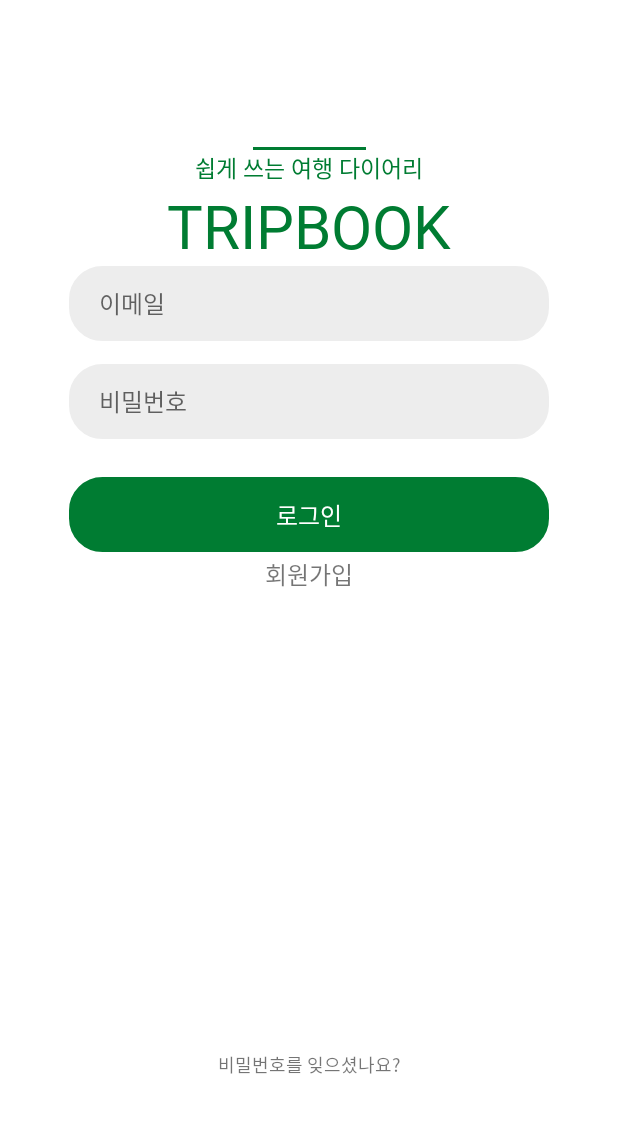
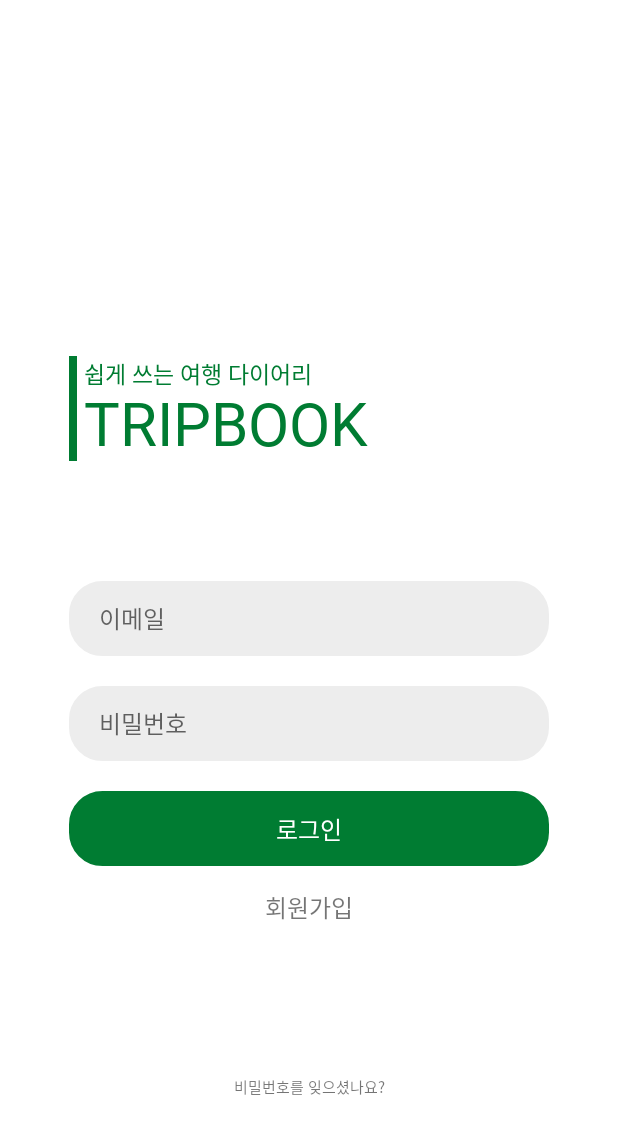
Before and after one commit to zeus6768/android_tripbook, an Android app: the layout activity_user_signin.xml on its own in the app's theme, with its tools: preview values and no code run, on a phone screen of 412 x 824 dp. Shown: the top 1134 px of the screen. Run offline under Robolectric (Android 15) with nearby library versions, the phone set to English and light mode, and no system bars.

Commit message:
signin layout modified, add strings for activity_user

```diff
--- a/app/src/main/res/layout/activity_signin.xml
+++ b/app/src/main/res/layout/activity_user_signin.xml
@@ -6,47 +6,48 @@
 
     <View
         android:id="@+id/signin_title_underscore_view"
-        android:layout_width="75dp"
-        android:layout_height="2dp"
-        android:layout_marginTop="15dp"
+        android:layout_width="5dp"
+        android:layout_height="70dp"
         android:background="@color/tripbook_main_1"
-        app:layout_constraintStart_toStartOf="parent"
-        app:layout_constraintEnd_toEndOf="parent"
-        app:layout_constraintBottom_toTopOf="@id/signin_title_01_tv"/>
+        android:layout_marginBottom="80dp"
+        app:layout_constraintBottom_toTopOf="@id/signin_email_background_iv"
+        app:layout_constraintStart_toStartOf="@id/signin_email_background_iv"/>
 
     <TextView
         android:id="@+id/signin_title_01_tv"
         android:layout_width="wrap_content"
         android:layout_height="wrap_content"
+        android:layout_marginStart="10dp"
         android:text="@string/app_slogan"
         android:textColor="@color/tripbook_main_1"
         android:textSize="15sp"
         android:fontFamily="@font/notosans_kr_light"
-        android:layout_marginTop="100dp"
-        app:layout_constraintTop_toTopOf="parent"
-        app:layout_constraintBottom_toTopOf="@+id/signin_title_02_tv"
-        app:layout_constraintStart_toStartOf="parent"
-        app:layout_constraintEnd_toEndOf="parent"/>
+        android:includeFontPadding="false"
+        app:layout_constraintTop_toTopOf="@id/signin_title_underscore_view"
+        app:layout_constraintBottom_toTopOf="@id/signin_title_02_tv"
+        app:layout_constraintStart_toStartOf="@id/signin_title_underscore_view"/>
 
     <TextView
         android:id="@+id/signin_title_02_tv"
         android:layout_width="wrap_content"
         android:layout_height="wrap_content"
+        android:layout_marginStart="10dp"
         android:text="@string/app_name_uppercase"
         android:textColor="@color/tripbook_main_1"
         android:textSize="40sp"
         android:fontFamily="@font/notosans_kr_bold"
+        android:includeFontPadding="false"
         app:layout_constraintTop_toBottomOf="@id/signin_title_01_tv"
-        app:layout_constraintBottom_toTopOf="@id/signin_email_background_iv"
-        app:layout_constraintStart_toStartOf="parent"
-        app:layout_constraintEnd_toEndOf="parent"/>
+        app:layout_constraintBottom_toBottomOf="@id/signin_title_underscore_view"
+        app:layout_constraintStart_toStartOf="@id/signin_title_underscore_view"/>
 
     <ImageView
         android:id="@+id/signin_email_background_iv"
         android:layout_width="320dp"
         android:layout_height="50dp"
         android:background="@drawable/signin_edittext_background"
-        app:layout_constraintTop_toBottomOf="@id/signin_title_02_tv"
+        app:layout_constraintTop_toTopOf="parent"
+        app:layout_constraintBottom_toBottomOf="parent"
         app:layout_constraintStart_toStartOf="parent"
         app:layout_constraintEnd_toEndOf="parent"/>
 
@@ -61,15 +62,17 @@
         app:layout_constraintTop_toTopOf="@id/signin_email_background_iv"
         app:layout_constraintBottom_toBottomOf="@id/signin_email_background_iv"
         app:layout_constraintStart_toStartOf="@id/signin_email_background_iv"
-        app:layout_constraintEnd_toEndOf="@id/signin_email_background_iv"/>
+        app:layout_constraintEnd_toEndOf="@id/signin_email_background_iv"
+        />
 
     <ImageView
         android:id="@+id/signin_password_background_iv"
         android:layout_width="320dp"
         android:layout_height="50dp"
         android:background="@drawable/signin_edittext_background"
-        android:layout_marginTop="15dp"
+        android:layout_marginTop="20dp"
         app:layout_constraintTop_toBottomOf="@id/signin_email_background_iv"
+        app:layout_constraintBottom_toTopOf="@id/signin_signin_btn_iv"
         app:layout_constraintStart_toStartOf="parent"
         app:layout_constraintEnd_toEndOf="parent"/>
 
@@ -90,9 +93,10 @@
         android:id="@+id/signin_signin_btn_iv"
         android:layout_width="320dp"
         android:layout_height="50dp"
+        android:layout_marginTop="20dp"
         android:background="@drawable/signin_signin_btn_background"
-        android:layout_marginTop="25dp"
         app:layout_constraintTop_toBottomOf="@id/signin_password_background_iv"
+        app:layout_constraintBottom_toTopOf="@id/signin_signup_btn_tv"
         app:layout_constraintStart_toStartOf="parent"
         app:layout_constraintEnd_toEndOf="parent"/>
 
@@ -117,7 +121,8 @@
         android:text="@string/user_signup"
         android:textSize="16sp"
         android:fontFamily="@font/notosans_kr_bold"
-        app:layout_constraintTop_toBottomOf="@id/signin_signin_btn_tv"
+        app:layout_constraintTop_toBottomOf="@id/signin_signin_btn_iv"
+        app:layout_constraintBottom_toTopOf="@id/signin_find_password_tv"
         app:layout_constraintStart_toStartOf="parent"
         app:layout_constraintEnd_toEndOf="parent"/>
 
@@ -125,12 +130,11 @@
         android:id="@+id/signin_find_password_tv"
         android:layout_width="wrap_content"
         android:layout_height="wrap_content"
-        android:layout_marginTop="240dp"
+        android:layout_marginTop="100dp"
         android:text="@string/user_find_password"
-        android:textSize="12sp"
+        android:textSize="10sp"
         android:fontFamily="@font/notosans_kr_regular"
-        app:layout_constraintTop_toBottomOf="@id/signin_signin_btn_tv"
-        app:layout_constraintBottom_toBottomOf="parent"
+        app:layout_constraintTop_toBottomOf="@id/signin_signup_btn_tv"
         app:layout_constraintStart_toStartOf="parent"
         app:layout_constraintEnd_toEndOf="parent"/>
 
--- a/app/src/main/res/values/strings.xml
+++ b/app/src/main/res/values/strings.xml
@@ -2,6 +2,7 @@
     <string name="app_name">TripBook</string>
     <string name="app_name_uppercase">TRIPBOOK</string>
     <string name="app_name_lowercase">tripbook</string>
+    <string name="app_slogan">쉽게 쓰는 여행 다이어리</string>
     <string name="dialog_base_check">확인</string>
     <string name="dialog_base_cancel">취소</string>
 
@@ -40,11 +41,27 @@
     <string name="topbar_title">상단바 제목</string>
     <string name="topbar_subtitle">상단바 부제목</string>
 
-    <string name="app_slogan">쉽게 쓰는 여행 다이어리</string>
+    //activity_user 공통
     <string name="user_email">이메일</string>
     <string name="user_password">비밀번호</string>
     <string name="user_signin">로그인</string>
     <string name="user_signup">회원가입</string>
+    <string name="user_username">이름</string>
+    <string name="user_nickname">닉네임</string>
+    <string name="user_email_hint">이메일을 입력해주세요.</string>
     <string name="user_find_password">비밀번호를 잊으셨나요?</string>
 
+    //activity_user_signup
+    <string name="user_signup_email_check">중복확인</string>
+    <string name="user_signup_email_type_alert">올바른 이메일 형식이 아닙니다.</string>
+    <string name="user_signup_email_duplicate_alert">이미 등록된 회원 정보입니다.</string>
+    <string name="user_signup_email_confirm">사용 가능한 이메일입니다.</string>
+    <string name="user_signup_password_hint">비밀번호를 입력해주세요.</string>
+    <string name="user_signup_password_check">비밀번호 확인</string>
+    <string name="user_signup_password_check_hint">입력하신 비밀번호를 한 번 더 입력해주세요.</string>
+    <string name="user_signup_password_check_alert">다시 입력해주세요.</string>
+    <string name="user_signup_password_alert">영문 / 숫자 / 특수문자 중 2가지 이상 조합하여 8자 이상 입력해주세요.</string>
+    <string name="user_signup_nickname_hint">사용하실 닉네임을 입력해주세요.</string>
+    <string name="user_signup_submit_btn">가입하기</string>
+
 </resources>
```
